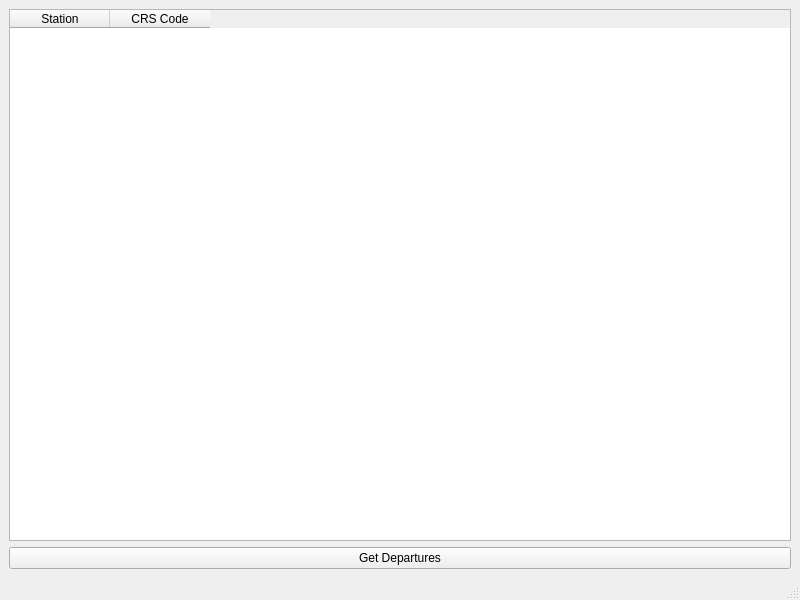
gusbuncedev/atlas-transit-desktop, file ui/mainwindow.ui: the form before one commit.
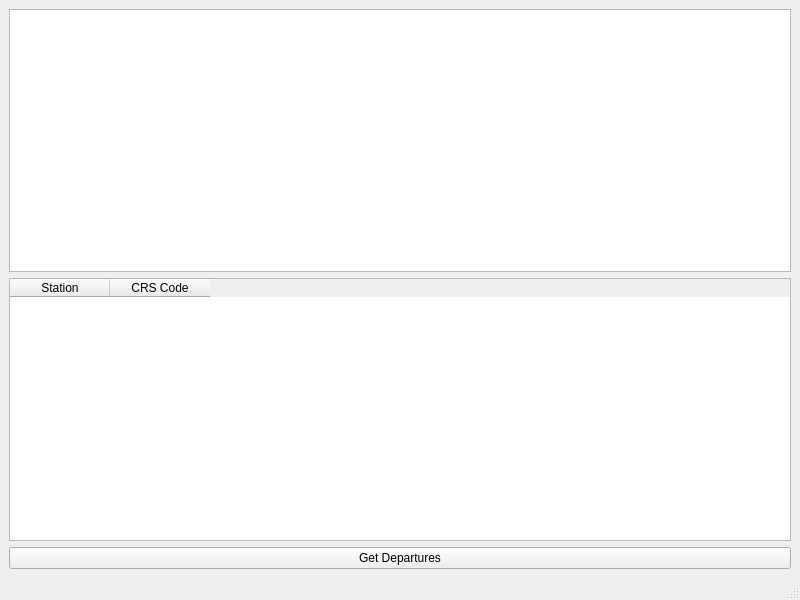
The form after the commit.

The edit to the form file:
```diff
--- a/ui/mainwindow.ui
+++ b/ui/mainwindow.ui
@@ -15,6 +15,9 @@
   </property>
   <widget class="QWidget" name="centralwidget">
    <layout class="QVBoxLayout" name="verticalLayout">
+    <item>
+     <widget class="QListWidget" name="stationList"/>
+    </item>
     <item>
      <widget class="QTableWidget" name="stationTable">
       <column>
```
